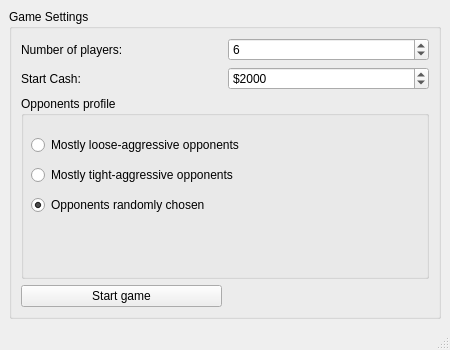
Before: the Qt Designer form src/ui/qtwidgets/startwindow.ui in Marcennaji/HoldemCore, drawn with Qt 5.
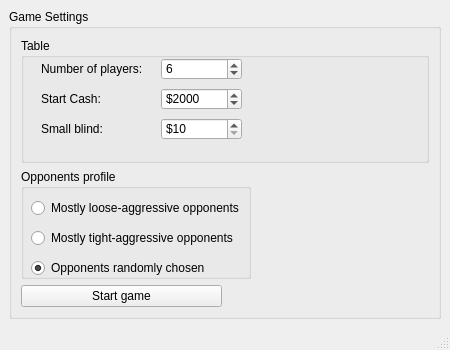
After: the same form once the commit is applied. Icons and pictures are not drawn.

Commit message: added spinbox smallblind

```diff
--- a/src/ui/qtwidgets/startwindow.ui
+++ b/src/ui/qtwidgets/startwindow.ui
@@ -33,59 +33,198 @@
        <string>Game Settings</string>
       </property>
       <layout class="QGridLayout" name="_2">
-       <item row="1" column="0">
-        <widget class="QLabel" name="label_2">
-         <property name="text">
-          <string>Start Cash:</string>
+       <item row="1" column="0" colspan="2">
+        <widget class="QGroupBox" name="groupBox_3">
+         <property name="maximumSize">
+          <size>
+           <width>230</width>
+           <height>110</height>
+          </size>
          </property>
-         <property name="buddy">
-          <cstring>spinBox_startCash</cstring>
+         <property name="title">
+          <string>Opponents profile</string>
          </property>
+         <widget class="QRadioButton" name="radioButton_opponentsRandomlyChosen">
+          <property name="geometry">
+           <rect>
+            <x>10</x>
+            <y>90</y>
+            <width>231</width>
+            <height>18</height>
+           </rect>
+          </property>
+          <property name="text">
+           <string>Opponents randomly chosen</string>
+          </property>
+          <property name="checked">
+           <bool>true</bool>
+          </property>
+         </widget>
+         <widget class="QRadioButton" name="radioButton_opponentsLooseAggressive">
+          <property name="enabled">
+           <bool>true</bool>
+          </property>
+          <property name="geometry">
+           <rect>
+            <x>10</x>
+            <y>30</y>
+            <width>241</width>
+            <height>18</height>
+           </rect>
+          </property>
+          <property name="text">
+           <string>Mostly loose-aggressive opponents</string>
+          </property>
+          <property name="checked">
+           <bool>false</bool>
+          </property>
+         </widget>
+         <widget class="QRadioButton" name="radioButton_opponentsTightAgressive">
+          <property name="geometry">
+           <rect>
+            <x>10</x>
+            <y>60</y>
+            <width>231</width>
+            <height>18</height>
+           </rect>
+          </property>
+          <property name="text">
+           <string>Mostly tight-aggressive opponents</string>
+          </property>
+         </widget>
         </widget>
        </item>
-       <item row="1" column="1">
-        <widget class="QSpinBox" name="spinBox_startCash">
-         <property name="prefix">
-          <string>$</string>
+       <item row="0" column="0" colspan="2">
+        <widget class="QGroupBox" name="groupBox_2">
+         <property name="maximumSize">
+          <size>
+           <width>16777215</width>
+           <height>130</height>
+          </size>
          </property>
-         <property name="minimum">
-          <number>1000</number>
+         <property name="title">
+          <string>Table</string>
          </property>
-         <property name="maximum">
-          <number>1000000</number>
-         </property>
-         <property name="singleStep">
-          <number>50</number>
-         </property>
-         <property name="value">
-          <number>2000</number>
-         </property>
+         <widget class="QLabel" name="label">
+          <property name="geometry">
+           <rect>
+            <x>20</x>
+            <y>20</y>
+            <width>111</width>
+            <height>22</height>
+           </rect>
+          </property>
+          <property name="text">
+           <string>Number of players:</string>
+          </property>
+          <property name="buddy">
+           <cstring>spinBox_quantityPlayers</cstring>
+          </property>
+         </widget>
+         <widget class="QSpinBox" name="spinBox_quantityPlayers">
+          <property name="geometry">
+           <rect>
+            <x>140</x>
+            <y>20</y>
+            <width>81</width>
+            <height>22</height>
+           </rect>
+          </property>
+          <property name="minimum">
+           <number>2</number>
+          </property>
+          <property name="maximum">
+           <number>10</number>
+          </property>
+          <property name="value">
+           <number>6</number>
+          </property>
+         </widget>
+         <widget class="QLabel" name="label_2">
+          <property name="geometry">
+           <rect>
+            <x>20</x>
+            <y>50</y>
+            <width>71</width>
+            <height>22</height>
+           </rect>
+          </property>
+          <property name="text">
+           <string>Start Cash:</string>
+          </property>
+          <property name="buddy">
+           <cstring>spinBox_startCash</cstring>
+          </property>
+         </widget>
+         <widget class="QSpinBox" name="spinBox_startCash">
+          <property name="geometry">
+           <rect>
+            <x>140</x>
+            <y>50</y>
+            <width>81</width>
+            <height>22</height>
+           </rect>
+          </property>
+          <property name="prefix">
+           <string>$</string>
+          </property>
+          <property name="minimum">
+           <number>1000</number>
+          </property>
+          <property name="maximum">
+           <number>1000000</number>
+          </property>
+          <property name="singleStep">
+           <number>50</number>
+          </property>
+          <property name="value">
+           <number>2000</number>
+          </property>
+         </widget>
+         <widget class="QLabel" name="label_3">
+          <property name="geometry">
+           <rect>
+            <x>20</x>
+            <y>80</y>
+            <width>81</width>
+            <height>22</height>
+           </rect>
+          </property>
+          <property name="text">
+           <string>Small blind:</string>
+          </property>
+          <property name="buddy">
+           <cstring>spinBox_startCash</cstring>
+          </property>
+         </widget>
+         <widget class="QSpinBox" name="spinBox_smallBlind">
+          <property name="geometry">
+           <rect>
+            <x>140</x>
+            <y>80</y>
+            <width>81</width>
+            <height>22</height>
+           </rect>
+          </property>
+          <property name="prefix">
+           <string>$</string>
+          </property>
+          <property name="minimum">
+           <number>10</number>
+          </property>
+          <property name="maximum">
+           <number>1000</number>
+          </property>
+          <property name="singleStep">
+           <number>10</number>
+          </property>
+          <property name="value">
+           <number>10</number>
+          </property>
+         </widget>
         </widget>
        </item>
-       <item row="0" column="1">
-        <widget class="QSpinBox" name="spinBox_quantityPlayers">
-         <property name="minimum">
-          <number>2</number>
-         </property>
-         <property name="maximum">
-          <number>10</number>
-         </property>
-         <property name="value">
-          <number>6</number>
-         </property>
-        </widget>
-       </item>
-       <item row="0" column="0">
-        <widget class="QLabel" name="label">
-         <property name="text">
-          <string>Number of players:</string>
-         </property>
-         <property name="buddy">
-          <cstring>spinBox_quantityPlayers</cstring>
-         </property>
-        </widget>
-       </item>
-       <item row="3" column="0">
+       <item row="2" column="0">
         <widget class="QPushButton" name="pushButtonStartGame">
          <property name="maximumSize">
           <size>
@@ -111,61 +250,6 @@
          </property>
         </widget>
        </item>
-       <item row="2" column="0" colspan="2">
-        <widget class="QGroupBox" name="groupBox_3">
-         <property name="title">
-          <string>Opponents profile</string>
-         </property>
-         <widget class="QRadioButton" name="radioButton_opponentsRandomlyChosen">
-          <property name="geometry">
-           <rect>
-            <x>10</x>
-            <y>100</y>
-            <width>231</width>
-            <height>18</height>
-           </rect>
-          </property>
-          <property name="text">
-           <string>Opponents randomly chosen</string>
-          </property>
-          <property name="checked">
-           <bool>true</bool>
-          </property>
-         </widget>
-         <widget class="QRadioButton" name="radioButton_opponentsLooseAggressive">
-          <property name="enabled">
-           <bool>true</bool>
-          </property>
-          <property name="geometry">
-           <rect>
-            <x>10</x>
-            <y>40</y>
-            <width>241</width>
-            <height>18</height>
-           </rect>
-          </property>
-          <property name="text">
-           <string>Mostly loose-aggressive opponents</string>
-          </property>
-          <property name="checked">
-           <bool>false</bool>
-          </property>
-         </widget>
-         <widget class="QRadioButton" name="radioButton_opponentsTightAgressive">
-          <property name="geometry">
-           <rect>
-            <x>10</x>
-            <y>70</y>
-            <width>231</width>
-            <height>18</height>
-           </rect>
-          </property>
-          <property name="text">
-           <string>Mostly tight-aggressive opponents</string>
-          </property>
-         </widget>
-        </widget>
-       </item>
       </layout>
      </widget>
     </item>
```
The commit also changes 1 other file.
